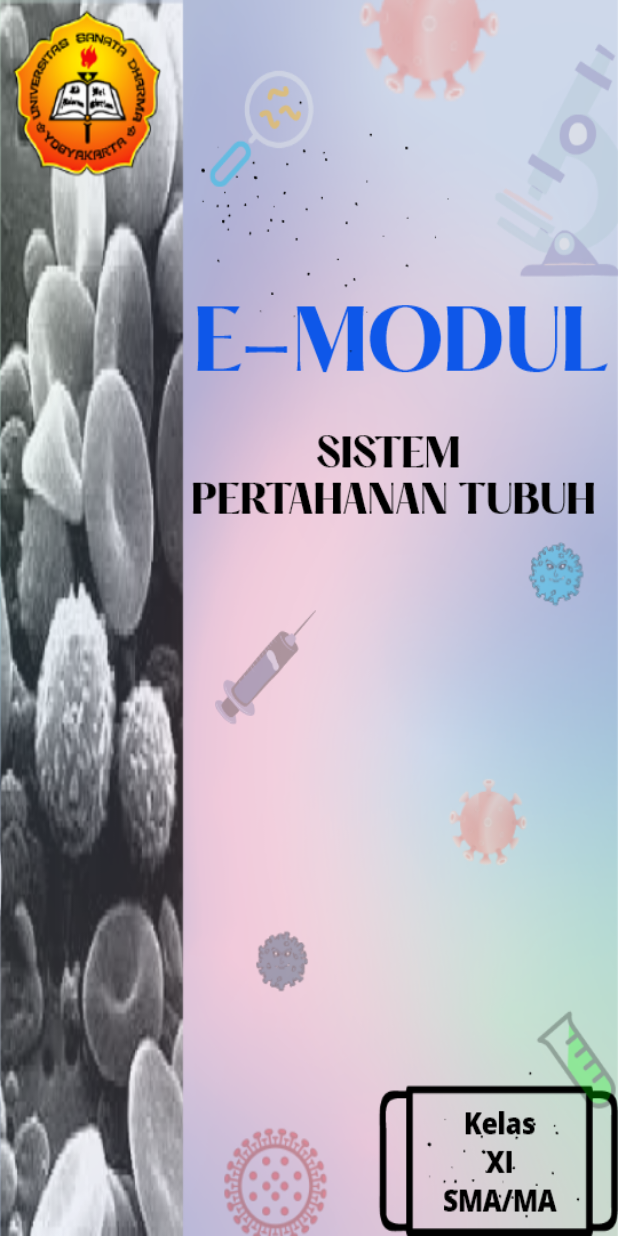
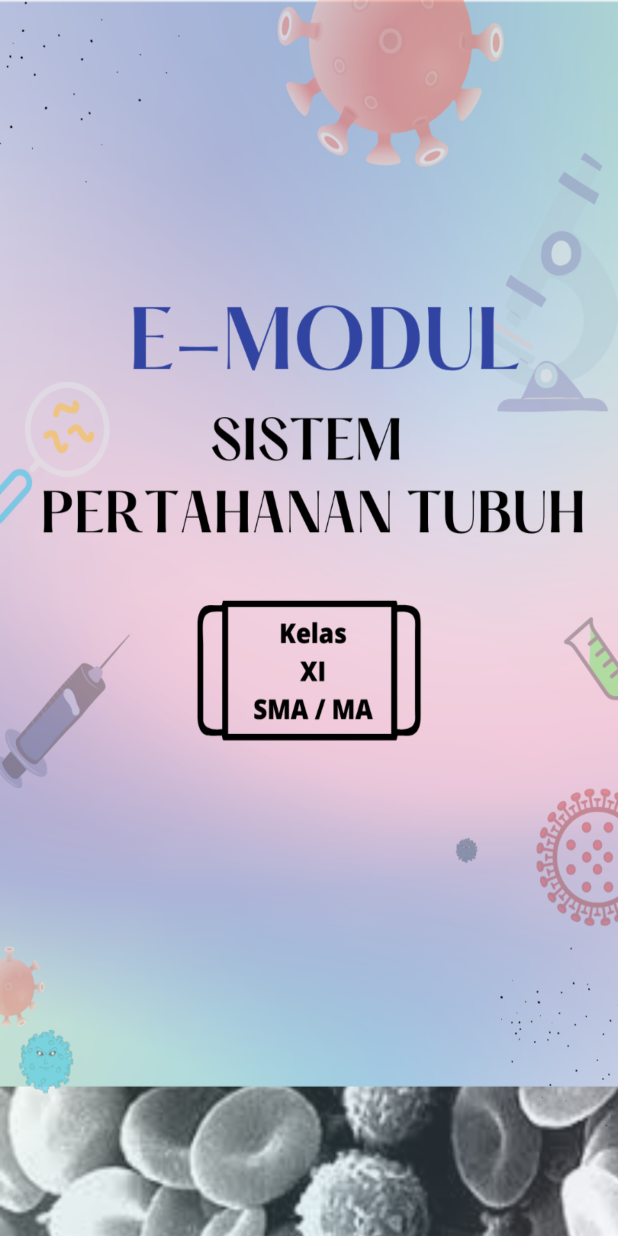
Before and after one commit to darkPigeonn/SistemImunNiluh, an Android app: the layout activity_hal_1_welcome.xml on its own in the app's theme, with its tools: preview values and no code run, on a phone screen of 412 x 824 dp. Run offline under Robolectric (Android 15) with nearby library versions, the phone set to English and light mode, and no system bars.

Commit message:
pembaruan di splashscreen

```diff
--- a/app/src/main/res/layout/activity_hal_1_welcome.xml
+++ b/app/src/main/res/layout/activity_hal_1_welcome.xml
@@ -4,7 +4,7 @@
     android:layout_width="match_parent"
     android:layout_height="match_parent"
 
-    android:theme="@style/Theme.AppCompat.NoActionBar"
-    android:background="@drawable/background_hal1">
+    android:theme="@style/Theme.SistemPertahananTubuh_new"
+    android:background="@drawable/splaschscreen">
 
 </RelativeLayout>
```
Also changed, not shown: app/src/main/res/drawable-ldpi/splaschscreen.png (added), app/src/main/res/drawable-mdpi/splashscreen.png (added), 4 other files.
